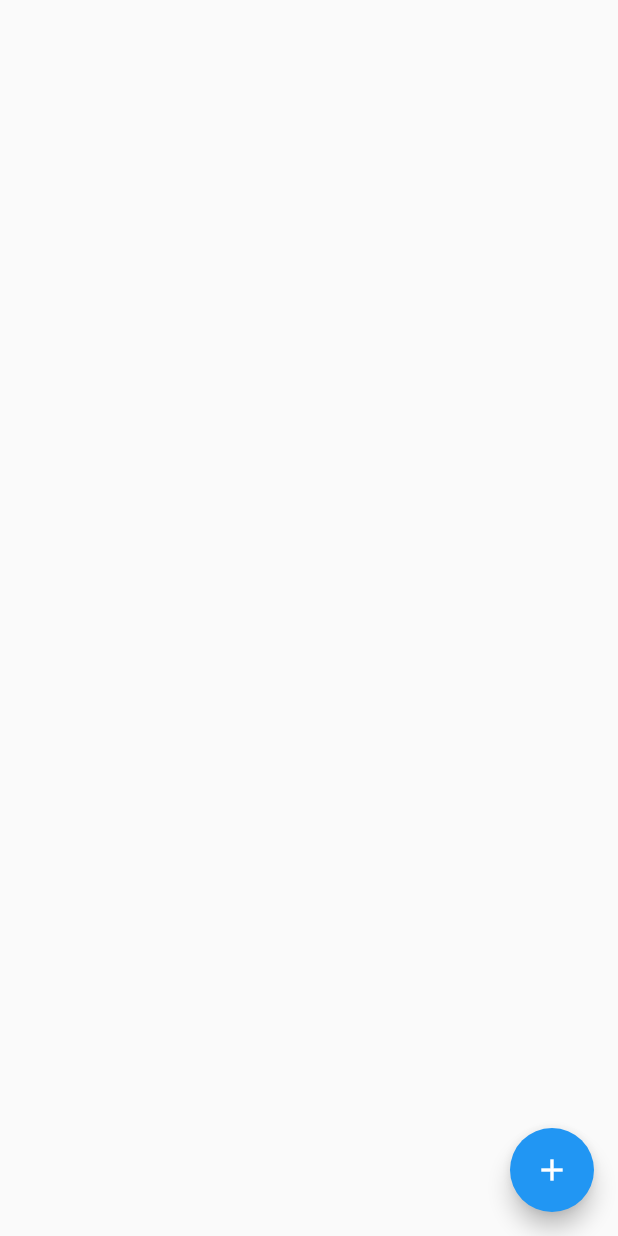
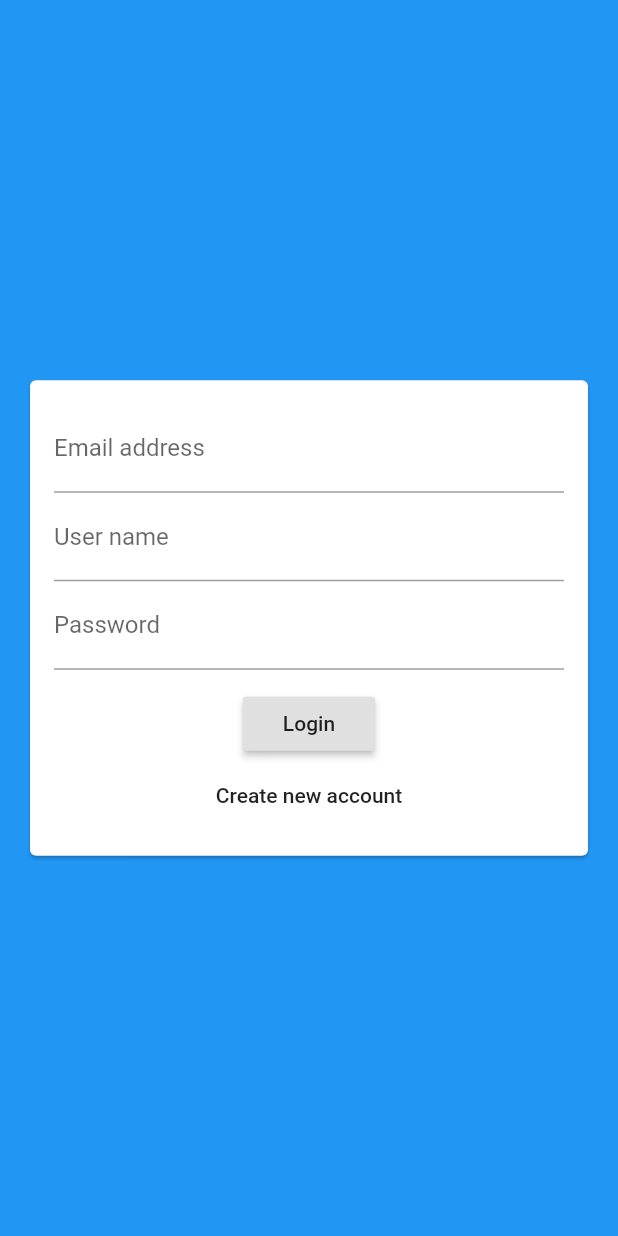
Before and after one commit to damjanh/flutter-chat-app, a Flutter app: the screen it shows after launch, on a phone screen of 412 x 824 dp. Run offline on Flutter 3.47's test engine with Material 2 defaults, Android fonts, the phone set to English and light mode, and no system bars; our stand-ins replace cloud_firestore; accounts and stored records are empty.

Commit message:
Implement auth screen.

```diff
--- a/lib/main.dart
+++ b/lib/main.dart
@@ -1,6 +1,6 @@
 import 'package:flutter/material.dart';
 
-import 'screens/chat_screen.dart';
+import 'screens/auth_screen.dart';
 
 void main() => runApp(MyApp());
 
@@ -14,7 +14,7 @@ class MyApp extends StatelessWidget {
         primarySwatch: Colors.blue,
         visualDensity: VisualDensity.adaptivePlatformDensity,
       ),
-      home: ChatScreen(),
+      home: AuthScreen(),
     );
   }
 }
--- a/lib/screens/auth_screen.dart
+++ b/lib/screens/auth_screen.dart
@@ -0,0 +1,18 @@
+import 'package:flutter/material.dart';
+
+import '../widgets/auth_form.dart';
+
+class AuthScreen extends StatefulWidget {
+  @override
+  _AuthScreenState createState() => _AuthScreenState();
+}
+
+class _AuthScreenState extends State<AuthScreen> {
+  @override
+  Widget build(BuildContext context) {
+    return Scaffold(
+      backgroundColor: Theme.of(context).primaryColor,
+      body: AuthForm(),
+    );
+  }
+}
--- /dev/null
+++ b/lib/widgets/auth_form.dart
@@ -0,0 +1,51 @@
+import 'package:flutter/material.dart';
+
+class AuthForm extends StatefulWidget {
+  @override
+  _AuthFormState createState() => _AuthFormState();
+}
+
+class _AuthFormState extends State<AuthForm> {
+  @override
+  Widget build(BuildContext context) {
+    return Center(
+      child: Card(
+        margin: EdgeInsets.all(20),
+        child: SingleChildScrollView(
+          child: Padding(
+            padding: EdgeInsets.all(16),
+            child: Form(
+              child: Column(
+                mainAxisSize: MainAxisSize.min,
+                children: [
+                  TextFormField(
+                    keyboardType: TextInputType.emailAddress,
+                    decoration: InputDecoration(labelText: 'Email address'),
+                  ),
+                  TextFormField(
+                    decoration: InputDecoration(labelText: 'User name'),
+                  ),
+                  TextFormField(
+                    decoration: InputDecoration(labelText: 'Password'),
+                    obscureText: true,
+                  ),
+                  SizedBox(
+                    height: 12,
+                  ),
+                  RaisedButton(
+                    child: Text('Login'),
+                    onPressed: () {},
+                  ),
+                  FlatButton(
+                    child: Text('Create new account'),
+                    onPressed: () {},
+                  )
+                ],
+              ),
+            ),
+          ),
+        ),
+      ),
+    );
+  }
+}
```
